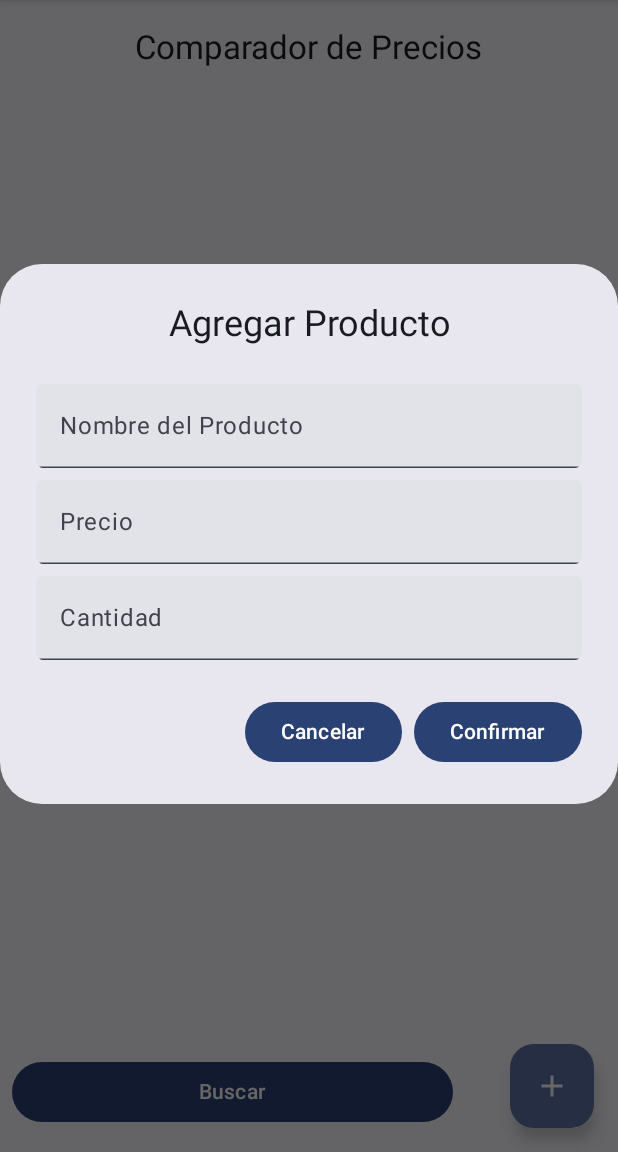
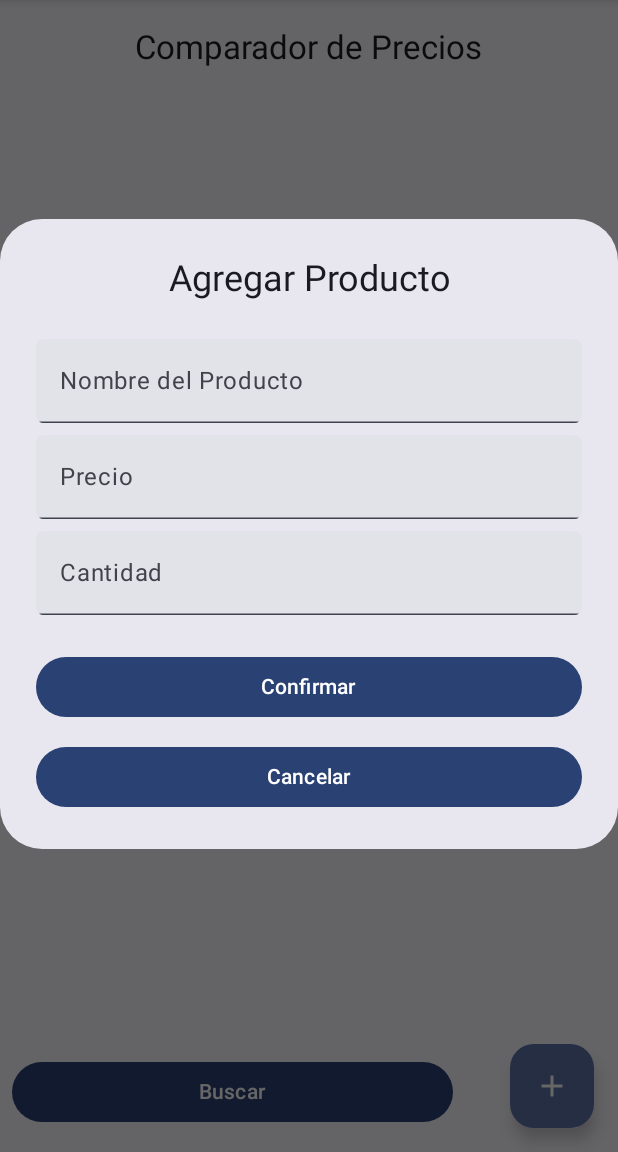
Before and after one commit to lucasromanh/Firts_kt_protect-, an Android app built with Jetpack Compose: the screen it shows after launch (MainActivity), after a tap on "Add-product", on a phone screen of 412 x 824 dp, the part 84-1236 px from its top. Run offline under Robolectric (Android 15) with nearby library versions, the phone set to English and light mode, and no system bars.

Commit message:
se agrego tema claro por defecto a la app

```diff
--- a/app/src/main/java/com/saltacoders/compararprecios/MainActivity.kt
+++ b/app/src/main/java/com/saltacoders/compararprecios/MainActivity.kt
@@ -6,6 +6,7 @@ import androidx.activity.compose.setContent
 import androidx.activity.enableEdgeToEdge
 import androidx.activity.viewModels
 import androidx.compose.foundation.layout.Box
+import androidx.compose.material3.darkColorScheme
 import androidx.core.splashscreen.SplashScreen.Companion.installSplashScreen
 import com.saltacoders.compararprecios.screens.Principal
 import com.saltacoders.compararprecios.ui.theme.CompararPreciosTheme
@@ -16,7 +17,7 @@ class MainActivity : ComponentActivity() {
         enableEdgeToEdge()
         installSplashScreen()
         setContent {
-            CompararPreciosTheme {
+            CompararPreciosTheme(darkTheme = false) {
                 Box {
                     Principal()
                 }
--- a/app/src/main/java/com/saltacoders/compararprecios/components/AddDialog.kt
+++ b/app/src/main/java/com/saltacoders/compararprecios/components/AddDialog.kt
@@ -50,7 +50,9 @@ fun AddDialog(
         },
         onDismissRequest = { isShowingDialog() },
         confirmButton = {
-            Button(onClick = {
+            Button(
+                modifier = Modifier.fillMaxWidth(),
+                onClick = {
                 onSave()
                 isShowingDialog()
             }) {
@@ -58,7 +60,7 @@ fun AddDialog(
             }
         },
         dismissButton = {
-            Button(onClick = { isShowingDialog() }) {
+            Button(modifier = Modifier.fillMaxWidth(), onClick = { isShowingDialog() }) {
                 Text(text = "Cancelar")
             }
         }
--- a/app/src/main/java/com/saltacoders/compararprecios/ui/theme/Color.kt
+++ b/app/src/main/java/com/saltacoders/compararprecios/ui/theme/Color.kt
@@ -9,3 +9,5 @@ val Pink80 = Color(0xFFEFB8C8)
 val Purple40 = Color(0xFF6650a4)
 val PurpleGrey40 = Color(0xFF625b71)
 val Pink40 = Color(0xFF7D5260)
+
+val mycolor = Color(0xFF00B5D1)
--- a/app/src/main/java/com/saltacoders/compararprecios/ui/theme/Theme.kt
+++ b/app/src/main/java/com/saltacoders/compararprecios/ui/theme/Theme.kt
@@ -18,7 +18,7 @@ private val DarkColorScheme = darkColorScheme(
 )
 
 private val LightColorScheme = lightColorScheme(
-        primary = Purple40,
+        primary = mycolor,//Purple40,
         secondary = PurpleGrey40,
         tertiary = Pink40
 
--- /dev/null
+++ b/app/src/main/res/drawable/baseline_dark_mode_24.xml
@@ -0,0 +1,5 @@
+<vector xmlns:android="http://schemas.android.com/apk/res/android" android:height="24dp" android:tint="#000000" android:viewportHeight="24" android:viewportWidth="24" android:width="24dp">
+
+    <path android:fillColor="@android:color/white" android:pathData="M12,3c-4.97,0 -9,4.03 -9,9s4.03,9 9,9s9,-4.03 9,-9c0,-0.46 -0.04,-0.92 -0.1,-1.36c-0.98,1.37 -2.58,2.26 -4.4,2.26c-2.98,0 -5.4,-2.42 -5.4,-5.4c0,-1.81 0.89,-3.42 2.26,-4.4C12.92,3.04 12.46,3 12,3L12,3z"/>
+
+</vector>
```
